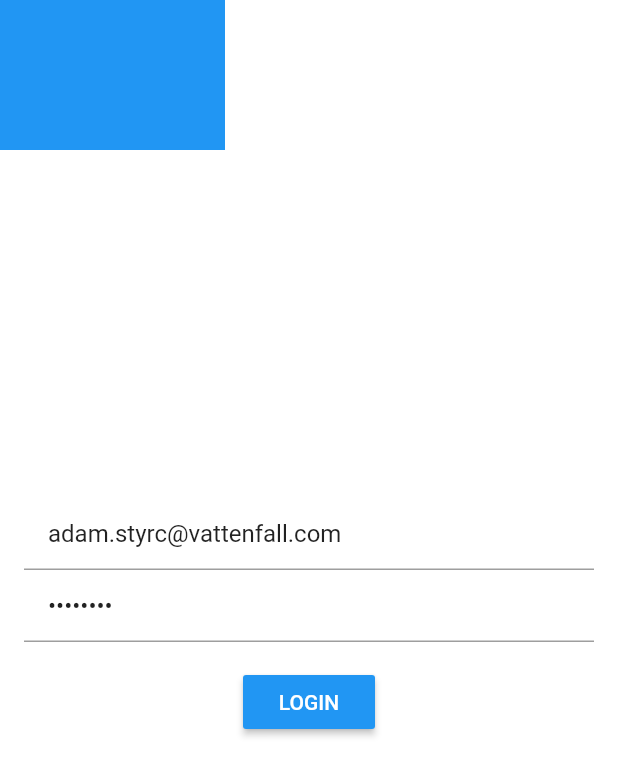
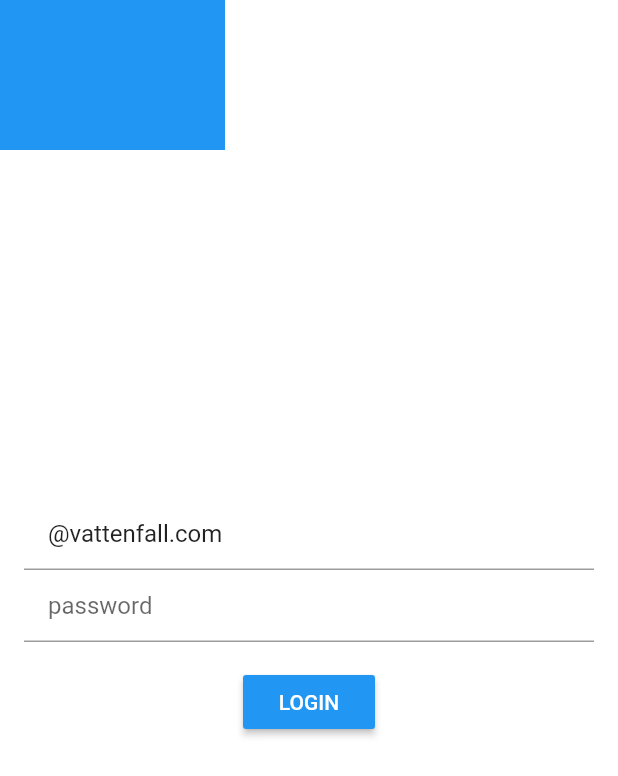
Before and after one commit to adamstyrc/parking-app, a Flutter app: the screen it shows after launch, on a phone screen of 412 x 824 dp. Shown: the top 776 px of the screen. Run offline on Flutter 3.47's test engine with Material 2 defaults, Android fonts, the phone set to English and light mode, and no system bars; our stand-ins replace event_bus, firebase_messaging, rxdart, shared_preferences; accounts and stored records are empty; generated files the repository leaves out were written again.

Commit message:
Login suggestion change

```diff
--- a/lib/ui/LoginView.dart
+++ b/lib/ui/LoginView.dart
@@ -15,8 +15,10 @@ class LoginView extends StatefulWidget {
 
 class LoginViewState extends State<LoginView> {
 
-  final loginTFController = TextEditingController(text: "adam.styrc@vattenfall.com");
-  final passwordTFController = TextEditingController(text: "password");
+//  final loginTFController = TextEditingController(text: "adam.styrc@vattenfall.com");
+//  final passwordTFController = TextEditingController(text: "password");
+  final loginTFController = TextEditingController(text: "@vattenfall.com");
+  final passwordTFController = TextEditingController();
 
   @override
   Widget build(BuildContext context) {
```
